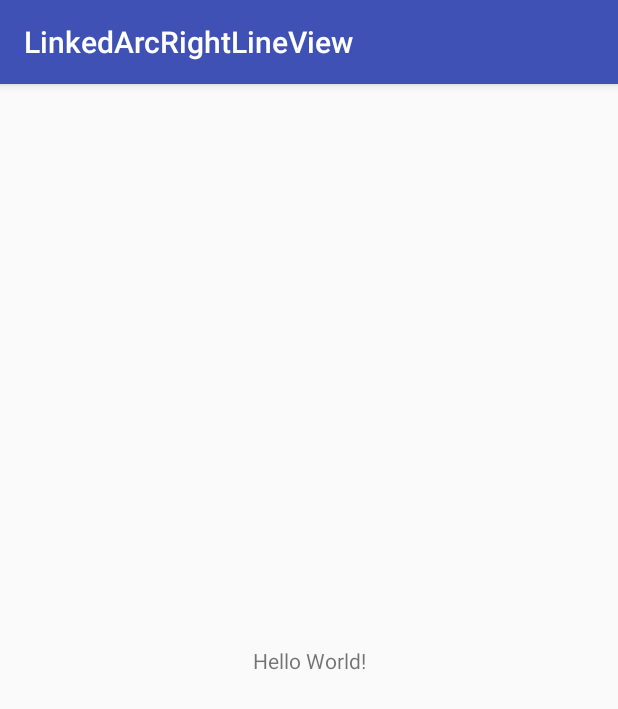
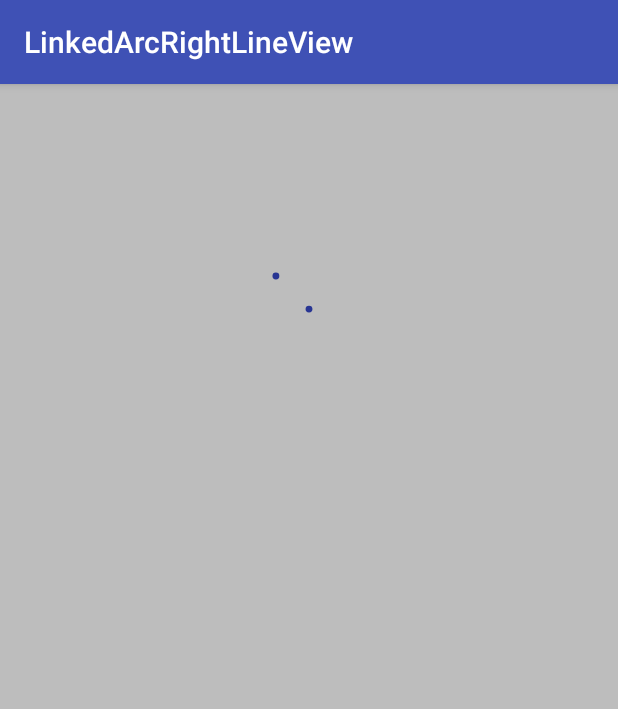
Before and after one commit to Anwesh43/LinkedArcRightLineView, an Android app: the screen it shows after launch (MainActivity), on a phone screen of 412 x 824 dp. Shown: the top 709 px of the screen. Run offline under Robolectric (Android 15) with nearby library versions, the phone set to English and light mode, and no system bars.

```diff
--- a/app/build.gradle
+++ b/app/build.gradle
@@ -27,6 +27,7 @@ dependencies {
     androidTestImplementation 'com.android.support.test:runner:1.0.1'
     androidTestImplementation 'com.android.support.test.espresso:espresso-core:3.0.1'
     compile "org.jetbrains.kotlin:kotlin-stdlib-jre7:$kotlin_version"
+    compile project(":arcrightlineview")
 }
 repositories {
     mavenCentral()
--- a/app/src/main/java/com/anwesh/uiprojects/linkedarcrightlineview/MainActivity.kt
+++ b/app/src/main/java/com/anwesh/uiprojects/linkedarcrightlineview/MainActivity.kt
@@ -2,11 +2,12 @@ package com.anwesh.uiprojects.linkedarcrightlineview
 
 import android.support.v7.app.AppCompatActivity
 import android.os.Bundle
+import com.anwesh.uiprojects.arcrightlineview.ArcRightLineView
 
 class MainActivity : AppCompatActivity() {
 
     override fun onCreate(savedInstanceState: Bundle?) {
         super.onCreate(savedInstanceState)
-        setContentView(R.layout.activity_main)
+        ArcRightLineView.create(this)
     }
 }
```
